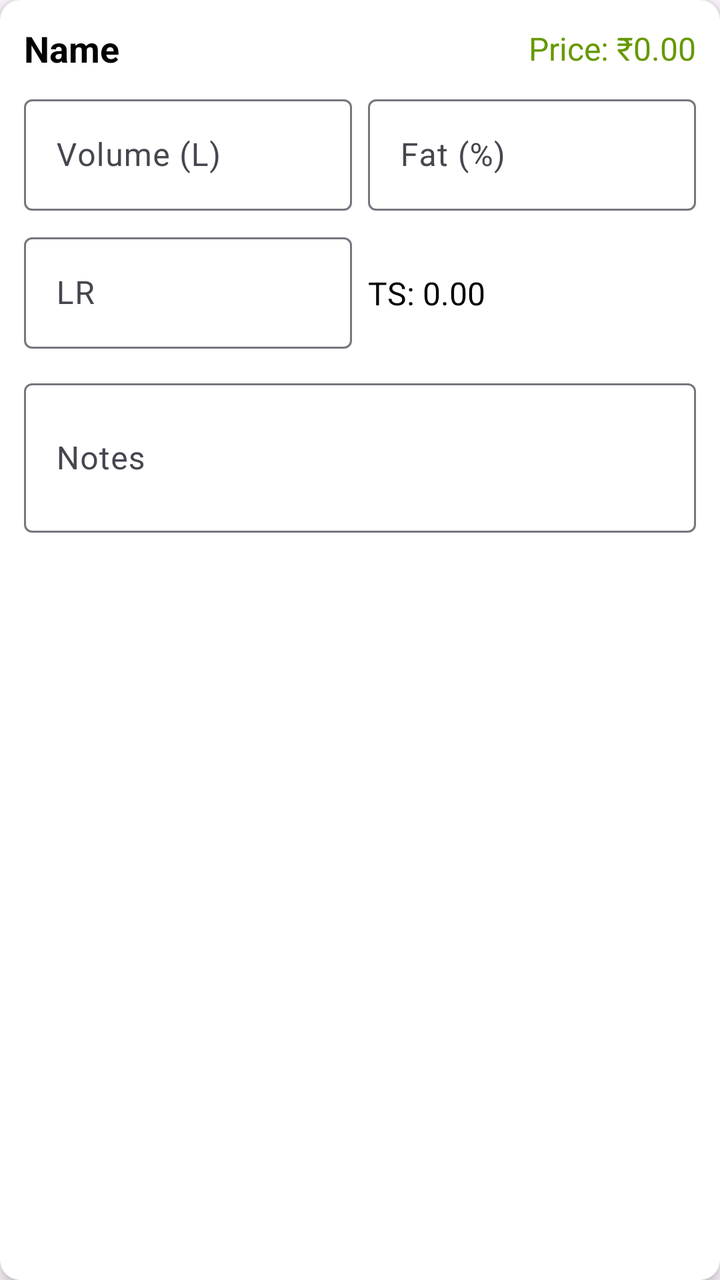
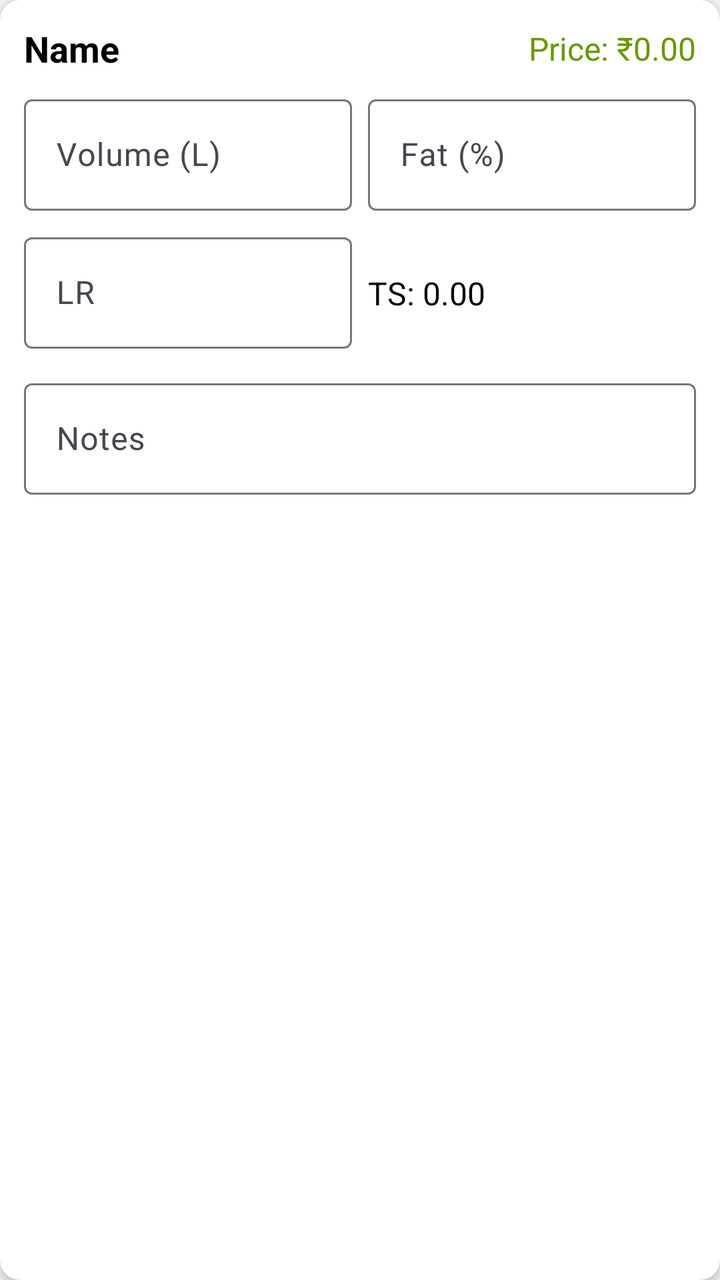

The first picture is an Android layout as it rendered before a commit; the second is the same layout after the commit. The layout source and the unified diff follow.
<!-- AndroidManifest.xml: application theme Theme.MilkLedger -->
<!-- res/layout/item_purchase.xml -->
<?xml version="1.0" encoding="utf-8"?>
<androidx.cardview.widget.CardView xmlns:android="http://schemas.android.com/apk/res/android"
    xmlns:app="http://schemas.android.com/apk/res-auto"
    android:layout_width="match_parent"
    android:layout_margin="12dp"
    android:layout_height="wrap_content"
    app:cardCornerRadius="10dp"
    app:cardElevation="4dp"
    android:backgroundTint="@android:color/white">

    <LinearLayout
        android:layout_width="match_parent"
        android:layout_height="wrap_content"
        android:orientation="vertical"
        android:padding="12dp">

        
        <LinearLayout
            android:layout_width="match_parent"
            android:layout_height="wrap_content"
            android:orientation="horizontal"
            android:gravity="center_vertical"
            android:weightSum="2"
            android:layout_marginBottom="8dp">

            <TextView
                android:id="@+id/tv_name"
                android:layout_width="0dp"
                android:layout_weight="1"
                android:layout_height="wrap_content"
                android:text="Name"
                android:textSize="18sp"
                android:textStyle="bold"
                android:textColor="@android:color/black" />

            <TextView
                android:id="@+id/tv_price"
                android:layout_width="0dp"
                android:layout_weight="1"
                android:layout_height="wrap_content"
                android:text="Price: ₹0.00"
                android:textSize="16sp"
                android:textColor="@android:color/holo_green_dark"
                android:gravity="end" />
        </LinearLayout>

        
        <LinearLayout
            android:layout_width="match_parent"
            android:layout_height="wrap_content"
            android:orientation="horizontal"
            android:weightSum="2"
            android:layout_marginBottom="8dp">

            <com.google.android.material.textfield.TextInputLayout
                android:layout_width="0dp"
                android:layout_weight="1"
                android:layout_height="wrap_content"
                android:hint="Volume (L)">

                <com.google.android.material.textfield.TextInputEditText
                    android:id="@+id/et_volume"
                    android:layout_width="match_parent"
                    android:layout_height="wrap_content"
                    android:inputType="numberDecimal"
                    android:textSize="16sp" />
            </com.google.android.material.textfield.TextInputLayout>

            <Space
                android:layout_width="8dp"
                android:layout_height="wrap_content" />

            <com.google.android.material.textfield.TextInputLayout
                android:layout_width="0dp"
                android:layout_weight="1"
                android:layout_height="wrap_content"
                android:hint="Fat (%)">

                <com.google.android.material.textfield.TextInputEditText
                    android:id="@+id/et_fat"
                    android:layout_width="match_parent"
                    android:layout_height="wrap_content"
                    android:inputType="numberDecimal"
                    android:textSize="16sp" />
            </com.google.android.material.textfield.TextInputLayout>
        </LinearLayout>

        
        <LinearLayout
            android:layout_width="match_parent"
            android:layout_height="wrap_content"
            android:orientation="horizontal"
            android:weightSum="2"
            android:layout_marginBottom="8dp">

            <com.google.android.material.textfield.TextInputLayout
                android:layout_width="0dp"
                android:layout_weight="1"
                android:layout_height="wrap_content"
                android:hint="LR">

                <com.google.android.material.textfield.TextInputEditText
                    android:id="@+id/et_lr"
                    android:layout_width="match_parent"
                    android:layout_height="wrap_content"
                    android:inputType="numberDecimal"
                    android:textSize="16sp" />
            </com.google.android.material.textfield.TextInputLayout>

            <Space
                android:layout_width="8dp"
                android:layout_height="wrap_content" />

            <TextView
                android:id="@+id/tv_ts"
                android:layout_width="0dp"
                android:layout_weight="1"
                android:layout_height="wrap_content"
                android:text="TS: 0.00"
                android:textSize="16sp"
                android:gravity="center_vertical"
                android:textColor="@android:color/black" />
        </LinearLayout>

        
        <com.google.android.material.textfield.TextInputLayout
            android:layout_width="match_parent"
            android:layout_height="wrap_content"
            android:hint="Notes"
            android:layout_marginTop="4dp">

            <com.google.android.material.textfield.TextInputEditText
                android:id="@+id/et_notes"
                android:layout_width="match_parent"
                android:layout_height="wrap_content"
                android:inputType="textMultiLine"
                android:minLines="2"
                android:textSize="16sp" />
        </com.google.android.material.textfield.TextInputLayout>

    </LinearLayout>
</androidx.cardview.widget.CardView>
<!-- resources referenced by this layout -->
<resources>
  <style name="Theme.MilkLedger" parent="Base.Theme.MilkLedger" />
  <style name="Base.Theme.MilkLedger" parent="Theme.Material3.DayNight.NoActionBar">
  
  
  
          <item name="colorPrimary">@color/md_theme_primary</item>
          <item name="colorOnPrimary">@color/md_theme_onPrimary</item>
          <item name="colorSecondary">@color/md_theme_secondary</item>
          <item name="colorOnSecondary">@color/md_theme_onSecondary</item>
          <item name="android:statusBarColor">@android:color/transparent</item>
          <item name="android:navigationBarColor">?attr/colorSurface</item>
  
          <item name="materialButtonStyle">@style/Button.Filled</item>
  
          <item name="textAppearanceHeadlineLarge">@style/Text.H1</item>
          <item name="textAppearanceHeadlineMedium">@style/Text.H2</item>
          <item name="textAppearanceTitleMedium">@style/Text.Title</item>
          <item name="textAppearanceBodyLarge">@style/Text.Body</item>
          <item name="textAppearanceLabelMedium">@style/Text.Caption</item>
          <item name="textAppearanceLabelLarge">@style/Text.Button</item>
  
  
      </style>
  <color name="md_theme_primary">#4CAF50</color>
  <color name="md_theme_onPrimary">#FFFFFF</color>
  <color name="md_theme_secondary">#FFC107</color>
  <color name="md_theme_onSecondary">#000000</color>
  <style name="Button.Filled" parent="Widget.Material3.Button">
          <item name="cornerRadius">@dimen/corner_medium</item>
          <item name="textAppearanceButton">@style/Text.Button</item>
          <item name="elevation">@dimen/elevation_high</item>
          <item name="android:textAllCaps">false</item>
      </style>
  <style name="Text.H1" parent="TextAppearance.Material3.DisplayLarge">
          <item name="android:fontFamily">@font/poppins_bold</item>
          <item name="android:textSize">@dimen/sp_headline_large</item>
          <item name="android:letterSpacing">0.01</item>
      </style>
  <style name="Text.H2" parent="TextAppearance.Material3.HeadlineMedium">
          <item name="android:fontFamily">@font/poppins_semibold</item>
          <item name="android:textSize">@dimen/sp_headline_medium</item>
          <item name="android:letterSpacing">0.01</item>
      </style>
  <style name="Text.Title" parent="TextAppearance.Material3.TitleMedium">
          <item name="android:fontFamily">@font/inter_semibold</item>
          <item name="android:textSize">@dimen/sp_headline_medium</item>
      </style>
  <style name="Text.Body" parent="TextAppearance.Material3.BodyLarge">
          <item name="android:fontFamily">@font/inter</item>
          <item name="android:textSize">@dimen/sp_body</item>
      </style>
  <style name="Text.Caption" parent="TextAppearance.Material3.LabelMedium">
          <item name="android:fontFamily">@font/inter_semibold</item>
          <item name="android:textSize">@dimen/sp_caption</item>
      </style>
  <style name="Text.Button" parent="TextAppearance.Material3.LabelLarge">
          <item name="android:fontFamily">@font/inter_semibold</item>
          <item name="android:textSize">@dimen/sp_button</item>
          <item name="android:textAllCaps">false</item>
      </style>
  <dimen name="corner_medium">8dp</dimen>
  <dimen name="elevation_high">8dp</dimen>
  <dimen name="sp_headline_large">24sp</dimen>
  <dimen name="sp_headline_medium">20sp</dimen>
  <dimen name="sp_body">16sp</dimen>
  <dimen name="sp_caption">14sp</dimen>
  <dimen name="sp_button">16sp</dimen>
</resources>

<!-- the commit's change to res/layout/item_purchase.xml (unified diff, before → after) -->
@@ -24,7 +24,7 @@
             android:layout_marginBottom="8dp">
 
             <TextView
-                android:id="@+id/tv_name"
+                android:id="@+id/tv_supplier_name"
                 android:layout_width="0dp"
                 android:layout_weight="1"
                 android:layout_height="wrap_content"
@@ -133,8 +133,7 @@
                 android:id="@+id/et_notes"
                 android:layout_width="match_parent"
                 android:layout_height="wrap_content"
-                android:inputType="textMultiLine"
-                android:minLines="2"
+                android:inputType="textCapSentences"
                 android:textSize="16sp" />
         </com.google.android.material.textfield.TextInputLayout>
 
